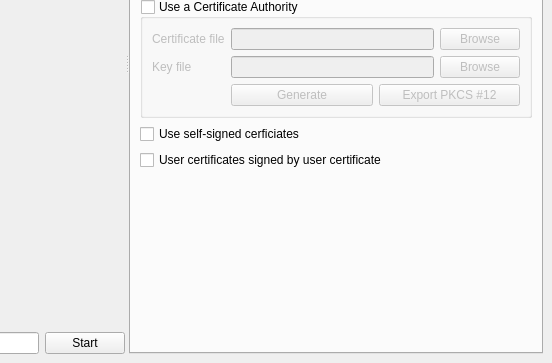
This is ui/main.ui in abbbe/sslcaudit as Qt 5 draws it before an edit; both pictures show x 244 to 796 and y 237 to 600 of the 796 by 600 pixel window. The edited form follows.
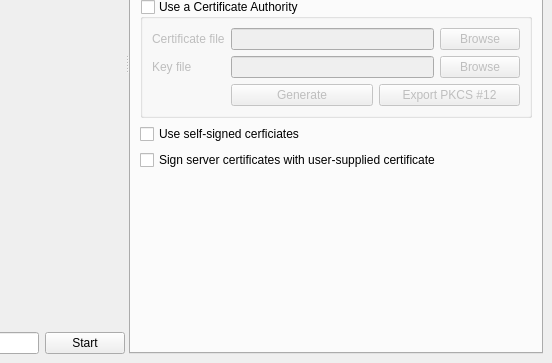
This is the edited form. The open tabs and pages were chosen to show the change.

Commit message: Implemented all of the SSLCert controls.

Patch:
```diff
--- a/ui/main.ui
+++ b/ui/main.ui
@@ -377,7 +377,7 @@
          <item row="4" column="0">
           <widget class="QCheckBox" name="checkBox_3">
            <property name="text">
-            <string>User certificates signed by user certificate</string>
+            <string>Sign server certificates with user-supplied certificate</string>
            </property>
           </widget>
          </item>
```
Left out of the diff: 12 changed lines with no effect on the pictures. The commit also changes 2 other files.
